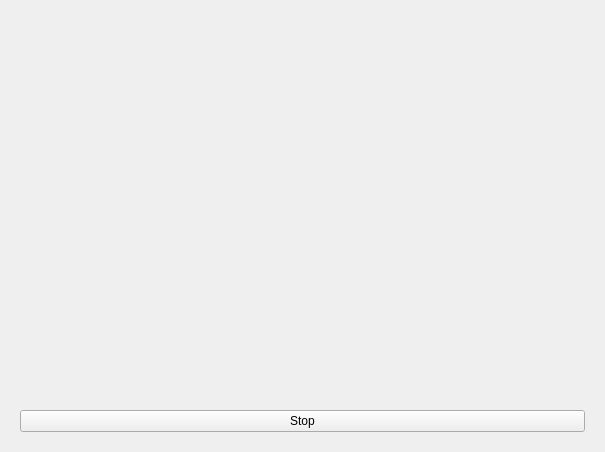
Above: ui/networktransceiverslave.ui from RichardTry/mobile-game-controller-emulator before the change. Below: the same form after it.
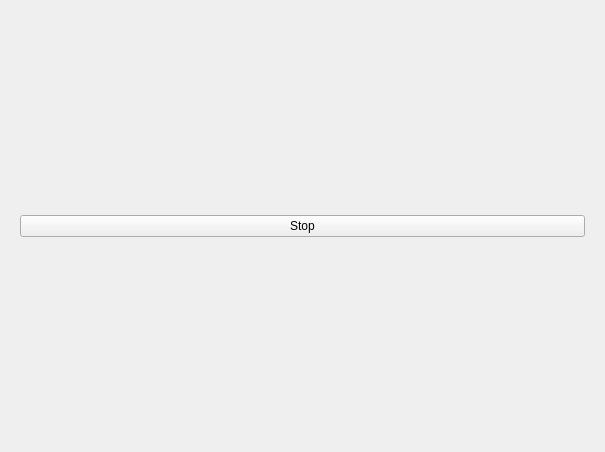
That is the form after the change. The open tabs and pages were chosen to show the change. Icons and pictures are not drawn.

Commit message: Improve ui, add animations for broadcast and receive input states, make a timer from a qthread for gamepad controller, timer stops timing out arbitrarily on android and the connection drops in driver side, also add svg render to common

Diff of the .ui file:
```diff
--- a/ui/networktransceiverslave.ui
+++ b/ui/networktransceiverslave.ui
@@ -72,14 +72,7 @@
        <item>
         <layout class="QVBoxLayout" name="verticalLayout_4">
          <item>
-          <widget class="QLabel" name="broadcastAnimationLabel">
-           <property name="text">
-            <string/>
-           </property>
-           <property name="alignment">
-            <set>Qt::AlignCenter</set>
-           </property>
-          </widget>
+          <layout class="QVBoxLayout" name="broadcastAnimationLayout"/>
          </item>
          <item>
           <layout class="QHBoxLayout" name="horizontalLayout_2">
```
Left out of the diff: 16 changed lines with no effect on the pictures. The commit also changes 6 other files.
